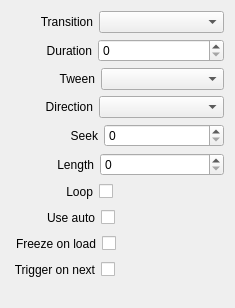
Above: src/Widgets/Inspector/InspectorVideoWidget.ui from CasparCG/client before the change. Below: the same form after it.
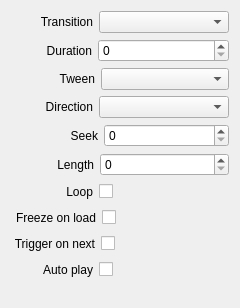
That is the form after the change.

Commit message:
- Redesigned OSC time widget. - Added "auto-play" functionality.
Sponsored by DreamHack.

Diff of the .ui file:
```diff
--- a/src/Widgets/Inspector/InspectorVideoWidget.ui
+++ b/src/Widgets/Inspector/InspectorVideoWidget.ui
@@ -6,7 +6,7 @@
    <rect>
     <x>0</x>
     <y>0</y>
-    <width>235</width>
+    <width>240</width>
     <height>308</height>
    </rect>
   </property>
@@ -325,59 +325,6 @@
      </item>
     </layout>
    </item>
-   <item>
-    <layout class="QHBoxLayout" name="horizontalLayoutUseAuto">
-     <item>
-      <spacer name="horizontalSpacerUseAuto1">
-       <property name="orientation">
-        <enum>Qt::Horizontal</enum>
-       </property>
-       <property name="sizeType">
-        <enum>QSizePolicy::Fixed</enum>
-       </property>
-       <property name="sizeHint" stdset="0">
-        <size>
-         <width>36</width>
-         <height>20</height>
-        </size>
-       </property>
-      </spacer>
-     </item>
-     <item>
-      <widget class="QLabel" name="labelUseAuto">
-       <property name="text">
-        <string>Use auto</string>
-       </property>
-       <property name="alignment">
-        <set>Qt::AlignRight|Qt::AlignTrailing|Qt::AlignVCenter</set>
-       </property>
-      </widget>
-     </item>
-     <item>
-      <widget class="QCheckBox" name="checkBoxUseAuto">
-       <property name="layoutDirection">
-        <enum>Qt::RightToLeft</enum>
-       </property>
-       <property name="text">
-        <string/>
-       </property>
-      </widget>
-     </item>
-     <item>
-      <spacer name="horizontalSpacerUseAuto2">
-       <property name="orientation">
-        <enum>Qt::Horizontal</enum>
-       </property>
-       <property name="sizeHint" stdset="0">
-        <size>
-         <width>40</width>
-         <height>20</height>
-        </size>
-       </property>
-      </spacer>
-     </item>
-    </layout>
-   </item>
    <item>
     <layout class="QHBoxLayout" name="horizontalLayoutFreezeOnLoad">
      <item>
@@ -484,6 +431,59 @@
      </item>
     </layout>
    </item>
+   <item>
+    <layout class="QHBoxLayout" name="horizontalLayoutAutoPlay">
+     <item>
+      <spacer name="horizontalSpacerAutoPlay1">
+       <property name="orientation">
+        <enum>Qt::Horizontal</enum>
+       </property>
+       <property name="sizeType">
+        <enum>QSizePolicy::Fixed</enum>
+       </property>
+       <property name="sizeHint" stdset="0">
+        <size>
+         <width>32</width>
+         <height>20</height>
+        </size>
+       </property>
+      </spacer>
+     </item>
+     <item>
+      <widget class="QLabel" name="labelAutoPlay">
+       <property name="text">
+        <string>Auto play</string>
+       </property>
+       <property name="alignment">
+        <set>Qt::AlignRight|Qt::AlignTrailing|Qt::AlignVCenter</set>
+       </property>
+      </widget>
+     </item>
+     <item>
+      <widget class="QCheckBox" name="checkBoxAutoPlay">
+       <property name="layoutDirection">
+        <enum>Qt::RightToLeft</enum>
+       </property>
+       <property name="text">
+        <string/>
+       </property>
+      </widget>
+     </item>
+     <item>
+      <spacer name="horizontalSpacerAutoPlay2">
+       <property name="orientation">
+        <enum>Qt::Horizontal</enum>
+       </property>
+       <property name="sizeHint" stdset="0">
+        <size>
+         <width>40</width>
+         <height>20</height>
+        </size>
+       </property>
+      </spacer>
+     </item>
+    </layout>
+   </item>
    <item>
     <spacer name="verticalSpacerMedia">
      <property name="orientation">
```
Left out of the diff: 81 changed lines with no effect on the pictures. The commit also changes 135 other files.
